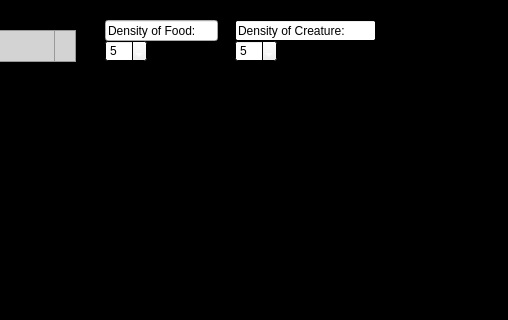
Above: UI/src/mainwindow.ui from EvolutionSimulator/EvolutionSimulator before the change; both pictures show x 575 to 1083 and y 0 to 320 of the 1083 by 417 pixel window. Below: the same form after it.
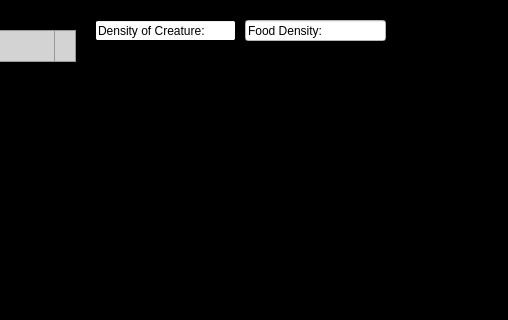
That is the form after the change. Icons and pictures are not drawn. Custom widgets are drawn as their Qt base class.

Commit message: Removed density button

Diff of the .ui file:
```diff
--- a/UI/src/mainwindow.ui
+++ b/UI/src/mainwindow.ui
@@ -315,72 +315,11 @@
      <string/>
     </property>
    </widget>
-   <widget class="QSpinBox" name="densityFood">
-    <property name="geometry">
-     <rect>
-      <x>680</x>
-      <y>40</y>
-      <width>42</width>
-      <height>22</height>
-     </rect>
-    </property>
-    <property name="value">
-     <number>5</number>
-    </property>
-   </widget>
-   <widget class="QLineEdit" name="lineEdit">
-    <property name="geometry">
-     <rect>
-      <x>680</x>
-      <y>20</y>
-      <width>113</width>
-      <height>21</height>
-     </rect>
-    </property>
-    <property name="styleSheet">
-     <string notr="true">
-    QPushButton {
-    background-color: #4CAF50; /* Green */
-    border: none;
-    color: white;
-    padding: 10px 20px;
-    text-align: center;
-    text-decoration: none;
-    display: inline-block;
-    font-size: 16px;
-    border-radius: 5px;
-}
 
-QPushButton:hover {
-    background-color: #45a049; /* Darker green on hover */
-}
-
-QPushButton:pressed {
-    background-color: #367e3a; /* Even darker green on press */
-}
-        </string>
-    </property>
-    <property name="text">
-     <string>Density of Food:</string>
-    </property>
-   </widget>
-   <widget class="QSpinBox" name="densityCreature">
-    <property name="geometry">
-     <rect>
-      <x>810</x>
-      <y>40</y>
-      <width>42</width>
-      <height>22</height>
-     </rect>
-    </property>
-    <property name="value">
-     <number>5</number>
-    </property>
-   </widget>
    <widget class="QLineEdit" name="lineEdit_2">
     <property name="geometry">
      <rect>
-      <x>810</x>
+      <x>670</x>
       <y>20</y>
       <width>141</width>
       <height>21</height>
@@ -1214,6 +1153,24 @@
                      }</string>
     </property>
    </widget>
+   <widget class="QLineEdit" name="foodDensityLabel">
+    <property name="geometry">
+     <rect>
+      <x>820</x>
+      <y>20</y>
+      <width>141</width>
+      <height>21</height>
+     </rect>
+    </property>
+    <property name="styleSheet">
+     <string notr="true">color: rgb(0, 0, 0);
+border-color: rgb(0, 0, 0);
+background-color: rgb(255, 255, 255);</string>
+    </property>
+    <property name="text">
+     <string>Food Density:</string>
+    </property>
+   </widget>
    <zorder>canvas</zorder>
    <zorder>frame</zorder>
    <zorder>runButton</zorder>
```
Left out of the diff: 4 changed lines with no effect on the pictures. The commit also changes 1 other file.
